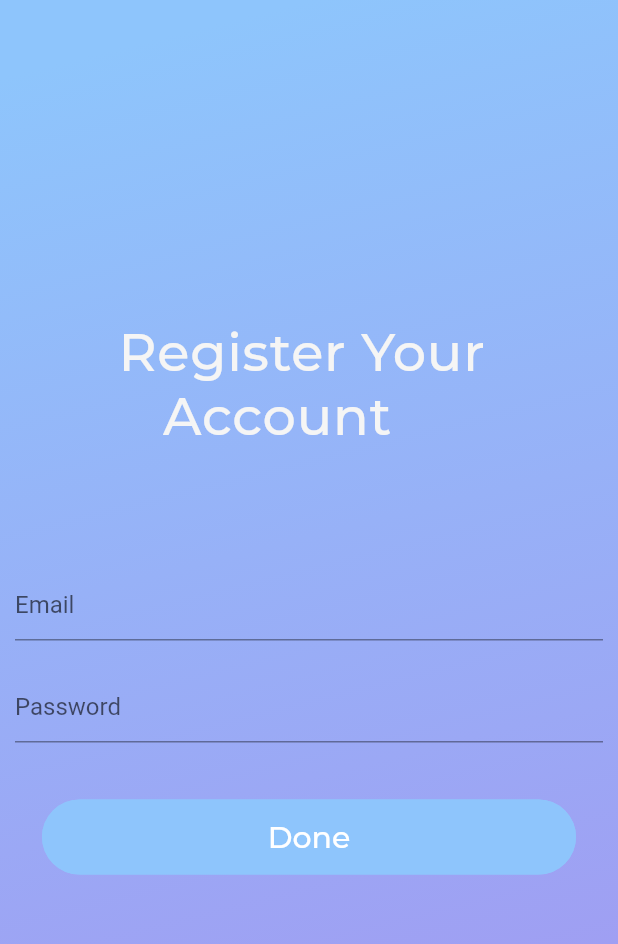
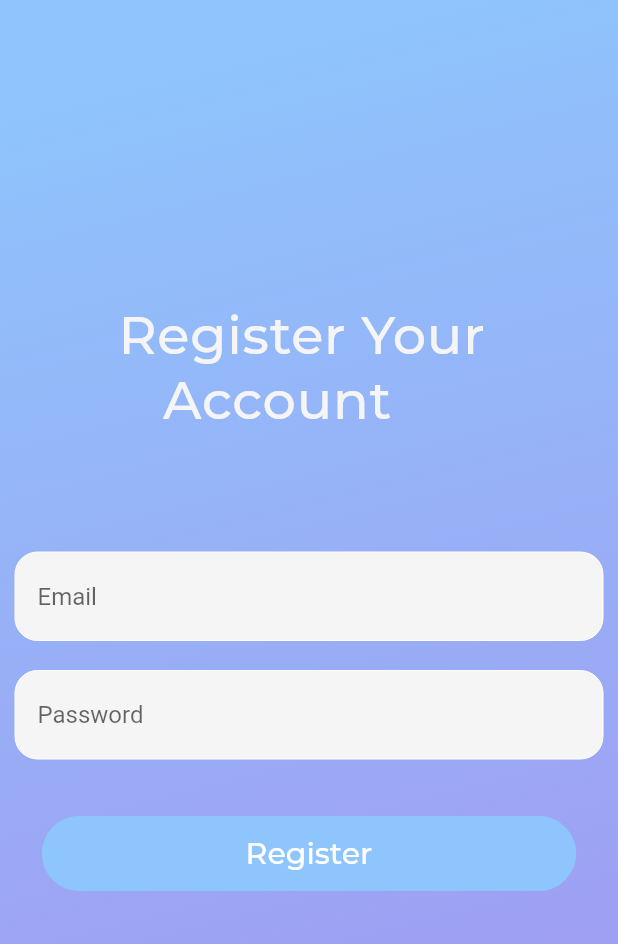
Before and after one commit to Omk4r-san/Notes, a Flutter app: the SignUpPage screen opened directly, on a phone screen of 412 x 824 dp. Shown: the top 944 px of the screen. Run offline on Flutter 3.47's test engine with Material 2 defaults, Android fonts, the phone set to English and light mode, and no system bars; our stand-ins replace cloud_firestore, firebase_auth, google_fonts, google_nav_bar, unicons; accounts and stored records are empty.

```diff
--- a/lib/main.dart
+++ b/lib/main.dart
@@ -1,5 +1,4 @@
 import 'package:flutter/material.dart';
-import 'package:notes/screens/bottom_navigation_page.dart';
 import 'package:notes/screens/sign_up.dart';
 
 void main() {
--- a/lib/screens/regsiter.dart
+++ b/lib/screens/regsiter.dart
@@ -3,6 +3,7 @@ import 'package:flutter/material.dart';
 import 'package:google_fonts/google_fonts.dart';
 import 'package:notes/shared/styles.dart';
 import 'package:notes/widgets/flat_button.dart';
+import 'package:notes/widgets/text_form_field.dart';
 
 class SignUpPage extends StatelessWidget {
   const SignUpPage({Key key}) : super(key: key);
@@ -42,25 +43,16 @@ class SignUpPage extends StatelessWidget {
                 SizedBox(
                   height: 70,
                 ),
-                Padding(
-                  padding: const EdgeInsets.all(10.0),
-                  child: TextFormField(
-                    decoration: InputDecoration(
-                      hintText: "Email",
-                    ),
-                  ),
+                TextFormFieldHelper(
+                  hintText: "Email",
                 ),
-                Padding(
-                  padding: const EdgeInsets.all(10.0),
-                  child: TextFormField(
-                    decoration: InputDecoration(
-                      hintText: "Password",
-                    ),
-                  ),
+                TextFormFieldHelper(
+                  hintText: "Password",
                 ),
                 Padding(
                     padding: const EdgeInsets.all(10.0),
-                    child: FlatButtonHelper(text: "Done", onPressed: () {})),
+                    child:
+                        FlatButtonHelper(text: "Register", onPressed: () {})),
               ])))
         ]));
   }
--- /dev/null
+++ b/lib/widgets/text_form_field.dart
@@ -0,0 +1,52 @@
+import 'package:flutter/material.dart';
+import 'package:notes/shared/styles.dart';
+
+class TextFormFieldHelper extends StatelessWidget {
+  final String hintText;
+  final Function validator;
+  final Function onSaved;
+  final TextInputType textInputType;
+  final bool obscureText;
+  final Function onChanged;
+  const TextFormFieldHelper(
+      {Key key,
+      this.hintText,
+      this.validator,
+      this.textInputType,
+      this.obscureText,
+      this.onChanged,
+      this.onSaved})
+      : super(key: key);
+
+  @override
+  Widget build(BuildContext context) {
+    return Container(
+      child: Padding(
+        padding: const EdgeInsets.all(10.0),
+        child: TextFormField(
+            obscureText: obscureText ?? false,
+            onChanged: onChanged,
+            onSaved: onSaved,
+            validator: validator,
+            decoration: inpurdecoration.copyWith(hintText: hintText)),
+      ),
+    );
+  }
+}
+
+InputDecoration inpurdecoration = InputDecoration(
+  contentPadding: new EdgeInsets.symmetric(vertical: 20.0, horizontal: 15.0),
+  fillColor: fillColor,
+  filled: true,
+  focusedBorder: OutlineInputBorder(
+    borderSide: const BorderSide(color: backgroundColor, width: 1.0),
+    borderRadius: BorderRadius.circular(15.0),
+  ),
+  enabledBorder: OutlineInputBorder(
+    borderSide: BorderSide(color: backgroundColor, width: 0.0),
+    borderRadius: BorderRadius.circular(15.0),
+  ),
+  errorBorder: OutlineInputBorder(
+      borderRadius: BorderRadius.all(Radius.circular(15)),
+      borderSide: BorderSide(width: 1.0, color: Colors.red)),
+);
--- a/pubspec.yaml
+++ b/pubspec.yaml
@@ -34,6 +34,7 @@ dependencies:
   firebase_core: 0.4.5
   cloud_firestore: 0.13.5
   line_icons: ^1.3.2
+  firebase_auth: 0.14.0+1
 
 dev_dependencies:
   flutter_test:
```
Also changed, not shown: lib/screens/sign_up.dart (+55 -56 lines), pubspec.lock, 1 other file.
